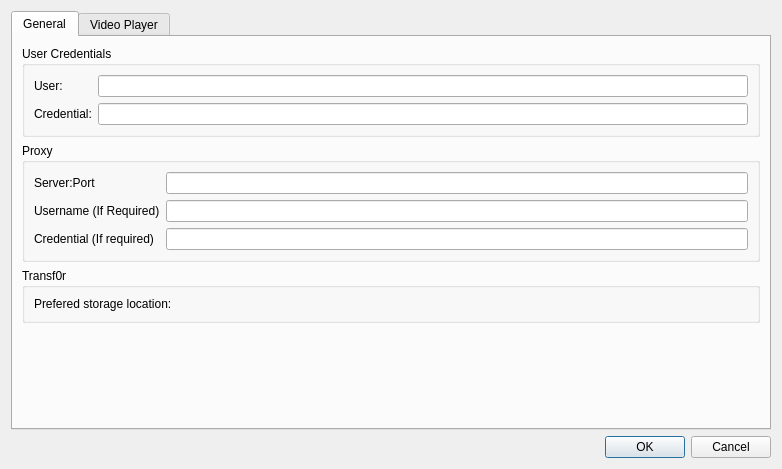
Before: the Qt Designer form preferencesdlg.ui in h3r3x3/XLCloudClient, drawn with Qt 5.
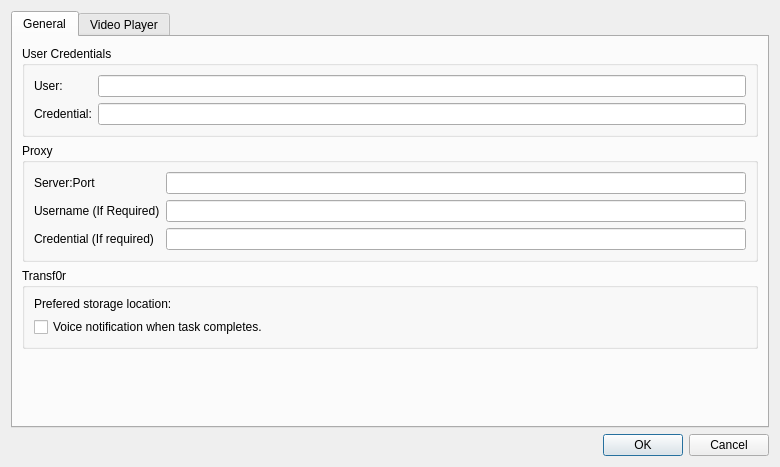
After: the same form once the commit is applied. Custom widgets are drawn as their Qt base class.

```diff
--- a/preferencesdlg.ui
+++ b/preferencesdlg.ui
@@ -6,8 +6,8 @@
    <rect>
     <x>0</x>
     <y>0</y>
-    <width>782</width>
-    <height>469</height>
+    <width>780</width>
+    <height>467</height>
    </rect>
   </property>
   <property name="windowTitle">
@@ -112,6 +112,13 @@
           <item row="0" column="1">
            <widget class="FileSelectorLine" name="storageLocation" native="true"/>
           </item>
+          <item row="1" column="0">
+           <widget class="QCheckBox" name="useVoiceNotification">
+            <property name="text">
+             <string>Voice notification when task completes.</string>
+            </property>
+           </widget>
+          </item>
          </layout>
         </widget>
        </item>
```
